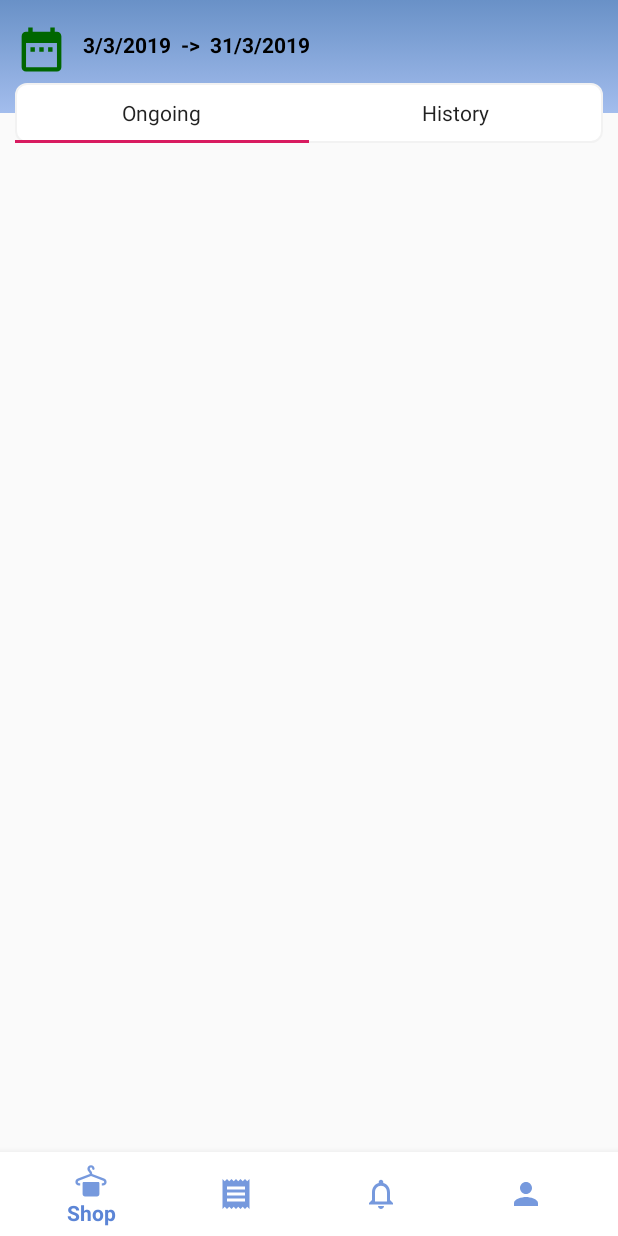
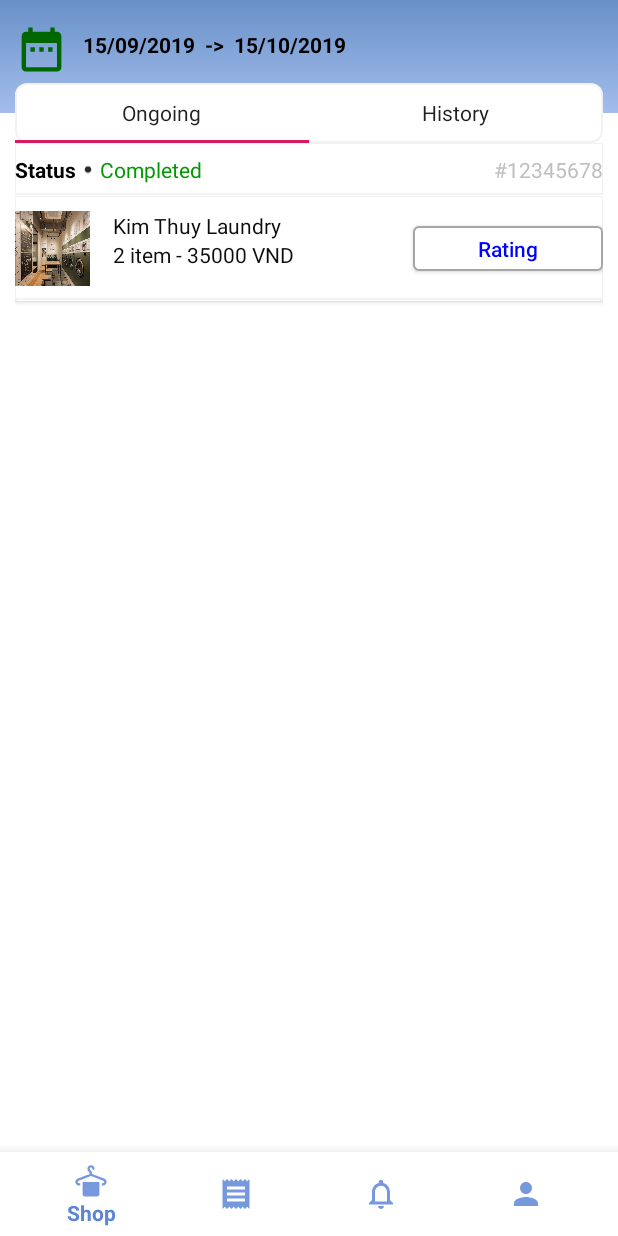
Before and after one commit to thuyvtk/CLaundry, an Android app: the fragment OrderFragment placed in its activity, on a phone screen of 412 x 824 dp. Run offline under Robolectric (Android 15) with nearby library versions, the phone set to English and light mode, and no system bars; our stand-ins replace CircleImageView, Picasso; pictures from the network do not load; Roboto replaces fonts that are not available here; 4 statements that could not run were skipped.

Commit message:
[ThuyVTK] update order fragment

```diff
--- a/app/build.gradle
+++ b/app/build.gradle
@@ -47,7 +47,6 @@ dependencies {
     // Google map API dependency
     implementation 'com.google.android.libraries.places:places:1.1.0'
 
-    //calendar picker
     implementation 'com.squareup:android-times-square:1.6.5@aar'
 
 }
--- /dev/null
+++ b/app/src/main/java/thuyvtk/activity/laundry_customer/adapter/OrderOngoingAdapter.java
@@ -0,0 +1,4 @@
+package thuyvtk.activity.laundry_customer.adapter;
+
+public class OrderOngoingAdapter {
+}
--- a/app/src/main/java/thuyvtk/activity/laundry_customer/fragment/OrderFragment.java
+++ b/app/src/main/java/thuyvtk/activity/laundry_customer/fragment/OrderFragment.java
@@ -26,7 +26,7 @@ import thuyvtk.activity.laundry_customer.R;
 /**
  * A simple {@link Fragment} subclass.
  */
-public class OrderFragment extends Fragment {
+public class OrderFragment extends Fragment{
     ImageButton imgCalendar;
     TextView txtDateStart, txtDateEnd;
     CalendarPickerView cal_order;
@@ -45,6 +45,9 @@ public class OrderFragment extends Fragment {
         // Inflate the layout for this fragment
         View view = inflater.inflate(R.layout.fragment_order, container, false);
         defineView(view);
+        setDateInit();
+        changeSelectedTab();
+        loadFragment(new OrderOngoingFragment());
         setDialog();
         imgCalendar.setOnClickListener(new View.OnClickListener() {
             @Override
@@ -87,4 +90,50 @@ public class OrderFragment extends Fragment {
         });
     }
 
+    private void setDateInit() {
+        SimpleDateFormat sdf =  new SimpleDateFormat("dd/MM/yyyy");
+        Date currentTime = Calendar.getInstance().getTime();
+        txtDateEnd.setText(sdf.format(currentTime));
+        Calendar calendar = Calendar.getInstance();
+        calendar.add(Calendar.MONTH, -1);
+        txtDateStart.setText(sdf.format(calendar.getTime()));
+    }
+
+    public void changeSelectedTab() {
+        tabOrder.addOnTabSelectedListener(new TabLayout.OnTabSelectedListener() {
+            @Override
+            public void onTabSelected(TabLayout.Tab tab) {
+                Fragment fragment = null;
+                switch (tab.getPosition()) {
+                    case 1:
+                        fragment = new OrderHistoryFragment();
+                        break;
+                    default:
+                        fragment = new OrderOngoingFragment();
+                }
+                loadFragment(fragment);
+            }
+
+            @Override
+            public void onTabUnselected(TabLayout.Tab tab) {
+
+            }
+
+            @Override
+            public void onTabReselected(TabLayout.Tab tab) {
+
+            }
+        });
+    }
+
+    public void loadFragment(Fragment fragment) {
+        if (fragment != null) {
+            getActivity().
+                    getSupportFragmentManager()
+                    .beginTransaction()
+                    .replace(R.id.fragment_container, fragment)
+                    .commit();
+        }
+    }
+
 }
--- /dev/null
+++ b/app/src/main/java/thuyvtk/activity/laundry_customer/fragment/OrderOngoingFragment.java
@@ -0,0 +1,33 @@
+package thuyvtk.activity.laundry_customer.fragment;
+
+
+import android.os.Bundle;
+
+import androidx.fragment.app.Fragment;
+
+import android.view.LayoutInflater;
+import android.view.View;
+import android.view.ViewGroup;
+
+import thuyvtk.activity.laundry_customer.R;
+
+/**
+ * A simple {@link Fragment} subclass.
+ */
+public class OrderOngoingFragment extends Fragment {
+
+
+    public OrderOngoingFragment() {
+        // Required empty public constructor
+    }
+
+
+    @Override
+    public View onCreateView(LayoutInflater inflater, ViewGroup container,
+                             Bundle savedInstanceState) {
+        // Inflate the layout for this fragment
+//        return inflater.inflate(R.layout.fragment_order_ongoing, container, false);
+        return inflater.inflate(R.layout.item_order_sub, container, false);
+    }
+
+}
--- a/app/src/main/java/thuyvtk/activity/laundry_customer/repositories/ConfigApi.java
+++ b/app/src/main/java/thuyvtk/activity/laundry_customer/repositories/ConfigApi.java
@@ -19,6 +19,7 @@ public class ConfigApi {
         //order
         String ORDER_HISTORY = "Order/History";
         String CREATE_ORDER = "Order/CreateOrder";
+        String GET_BY_DATE_STATUS = "Order/GetByCustomerId";
         //service
         String GET_ALL_SERVICE = "ServiceType/GetAll";
     }
--- a/app/src/main/java/thuyvtk/activity/laundry_customer/repositories/GenericApi.java
+++ b/app/src/main/java/thuyvtk/activity/laundry_customer/repositories/GenericApi.java
@@ -17,6 +17,7 @@ import retrofit2.http.Query;
 
 public interface GenericApi {
 
+    //store
     @GET(ConfigApi.Api.GET_ALL_STORE)
     Call<ResponseBody> getAllStore();
 
@@ -34,6 +35,7 @@ public interface GenericApi {
     @GET(ConfigApi.Api.SEARCH_STORE_BY_NAME)
     Call<ResponseBody> searchStoreByName(@Query("Name")String storeName);
 
+    //customer
     @GET(ConfigApi.Api.GET_CUSTOMER_BY_FIREBASE_ID)
     Call<ResponseBody> getCustomerByFirebaseId(@Query("Id")String id);
 
@@ -49,4 +51,8 @@ public interface GenericApi {
 
     @GET(ConfigApi.Api.GET_ALL_SERVICE)
     Call<ResponseBody> getAllService();
+
+    @GET(ConfigApi.Api.GET_BY_DATE_STATUS)
+    Call<ResponseBody> getByDateAndStatus(@Query("Id") String customerId, @Query("DateCreateStart") String dateStart,
+                                          @Query("DateCreateEnd") String dateEnd, @Query("Status") String status);
 }
--- a/app/src/main/java/thuyvtk/activity/laundry_customer/services/OrderService.java
+++ b/app/src/main/java/thuyvtk/activity/laundry_customer/services/OrderService.java
@@ -1,11 +1,11 @@
 package thuyvtk.activity.laundry_customer.services;
 
 import java.util.List;
-
 import thuyvtk.activity.laundry_customer.callbacks.CallbackData;
 import thuyvtk.activity.laundry_customer.model.OrderDTO;
 
 public interface OrderService {
     void loadHistory(String userId, CallbackData<List<OrderDTO>> callbackData);
     void createOrder(OrderDTO orderDTO, CallbackData<String> callbackData);
+    void getOrderByDateAndStatus(String customerId,String dateStart,String dateEnd, String status, CallbackData<List<OrderDTO>> callbackData);
 }
--- /dev/null
+++ b/app/src/main/res/drawable/ic_lens_color_black.xml
@@ -0,0 +1,5 @@
+<vector android:alpha="0.84" android:height="5dp"
+    android:viewportHeight="24.0" android:viewportWidth="24.0"
+    android:width="5dp" xmlns:android="http://schemas.android.com/apk/res/android">
+    <path android:fillColor="#FF000000" android:pathData="M12,2C6.48,2 2,6.48 2,12s4.48,10 10,10 10,-4.48 10,-10S17.52,2 12,2z"/>
+</vector>
--- a/app/src/main/res/drawable/radius_5_button_green.xml
+++ b/app/src/main/res/drawable/radius_5_button_green.xml
@@ -1,8 +1,7 @@
 <?xml version="1.0" encoding="utf-8"?>
 <shape xmlns:android="http://schemas.android.com/apk/res/android"
     android:shape="rectangle">
-    <corners android:radius="5dp">
-    </corners>
-    <solid android:color="@color/balance_green">
-    </solid>
+    <corners android:radius="3dp"/>
+    <solid android:color="@color/white"/>
+    <stroke android:color="#a6a6a6" android:width="1dp"/>
 </shape>
--- a/app/src/main/res/layout/fragment_order.xml
+++ b/app/src/main/res/layout/fragment_order.xml
@@ -9,7 +9,8 @@
     <LinearLayout
         android:layout_width="match_parent"
         android:layout_height="match_parent"
-        android:orientation="vertical">
+        android:orientation="vertical"
+        android:background="@color/white">
 
         <LinearLayout
             android:layout_width="match_parent"
@@ -73,5 +74,14 @@
                 android:layout_height="match_parent"
                 android:text="History" />
         </com.google.android.material.tabs.TabLayout>
+        <FrameLayout
+            android:id="@+id/fragment_container"
+            android:layout_width="match_parent"
+            android:layout_height="match_parent"
+            android:layout_marginLeft="15px"
+            android:layout_marginRight="15px"
+            android:layout_marginBottom="50dp" />
     </LinearLayout>
+
+
 </FrameLayout>
--- /dev/null
+++ b/app/src/main/res/layout/item_order_sub.xml
@@ -0,0 +1,88 @@
+<?xml version="1.0" encoding="utf-8"?>
+<LinearLayout xmlns:android="http://schemas.android.com/apk/res/android"
+    android:orientation="vertical" android:layout_width="match_parent"
+    android:layout_height="match_parent">
+    <androidx.cardview.widget.CardView
+        android:layout_width="match_parent"
+        android:layout_height="wrap_content">
+        <LinearLayout
+            android:layout_width="match_parent"
+            android:layout_height="wrap_content"
+            android:orientation="vertical">
+        <LinearLayout
+            android:layout_width="match_parent"
+            android:layout_height="35dp"
+            android:background="@drawable/bottom_line_dark"
+            android:orientation="horizontal">
+            <TextView
+                android:layout_width="wrap_content"
+                android:layout_height="match_parent"
+                android:text="Status"
+                android:textColor="@color/black"
+                android:gravity="center_vertical"
+                android:textStyle="bold"/>
+            <ImageView
+                android:layout_width="wrap_content"
+                android:layout_height="match_parent"
+                android:gravity="center_vertical"
+                android:src="@drawable/ic_lens_color_black"
+                android:layout_marginLeft="5dp"
+                android:layout_marginRight="5dp"/>
+            <TextView
+                android:layout_width="wrap_content"
+                android:layout_height="match_parent"
+                android:text="Completed"
+                android:gravity="center_vertical"
+                android:textColor="#009900"/>
+            <TextView
+                android:layout_width="match_parent"
+                android:layout_height="match_parent"
+                android:text="#12345678"
+                android:gravity="right|center_vertical"
+                android:textColor="#bfbfbf"/>
+        </LinearLayout>
+        <LinearLayout
+            android:layout_width="match_parent"
+            android:layout_height="wrap_content"
+            android:background="@drawable/bottom_line_dark"
+            android:orientation="horizontal"
+            android:paddingTop="10dp"
+            android:paddingBottom="10dp">
+            <ImageView
+                android:layout_width="50dp"
+                android:layout_height="50dp"
+                android:src="@drawable/demo_profile"
+                android:scaleType="fitXY"
+                android:layout_gravity="center_vertical"/>
+            <LinearLayout
+                android:layout_width="200dp"
+                android:layout_height="match_parent"
+                android:orientation="vertical"
+                android:layout_marginLeft="15dp">
+                <TextView
+                    android:id="@+id/txtStoreName"
+                    android:layout_width="wrap_content"
+                    android:layout_height="wrap_content"
+                    android:text="Kim Thuy Laundry"
+                    android:textColor="#0d0d0d"/>
+                <TextView
+                    android:id="@+id/txtPrice"
+                    android:layout_width="match_parent"
+                    android:layout_height="wrap_content"
+                    android:text="2 item - 35000 VND"
+                    android:textColor="#0d0d0d"/>
+            </LinearLayout>
+            <Button
+                android:layout_width="match_parent"
+                android:layout_height="match_parent"
+                android:text="Rating"
+                android:background="@drawable/radius_5_button_green"
+                android:textAppearance="@style/CustomTextAppearance"
+                android:layout_marginTop="10dp"
+                android:layout_marginBottom="10dp"
+                android:textColor="#0000ff"/>
+        </LinearLayout>
+        </LinearLayout>
+    </androidx.cardview.widget.CardView>
+
+</LinearLayout>
--- a/app/src/main/res/values/strings.xml
+++ b/app/src/main/res/values/strings.xml
@@ -11,4 +11,7 @@
     <string name="service_dryClear">Dry</string>
     <string name="order_ongoing">Ongoing</string>
     <string name="order_history">History</string>
+
+    <!-- TODO: Remove or change this placeholder text -->
+    <string name="hello_blank_fragment">Hello blank fragment</string>
 </resources>
```
Also changed, not shown: app/src/main/java/thuyvtk/activity/laundry_customer/fragment/OrderHistoryFragment.java (added, +32 -0 lines), app/src/main/java/thuyvtk/activity/laundry_customer/model/OrderDTO.java (+31 -16 lines), app/src/main/java/thuyvtk/activity/laundry_customer/presenter/OrderPresenter.java (+14 -0 lines), app/src/main/java/thuyvtk/activity/laundry_customer/services/serviceImpl/OderServiceImpl.java (+38 -0 lines), app/src/main/res/layout/fragment_order_history.xml (added, +14 -0 lines), app/src/main/res/layout/fragment_order_ongoing.xml (added, +27 -0 lines), app/src/main/res/layout/item_order.xml (added, +15 -0 lines).
